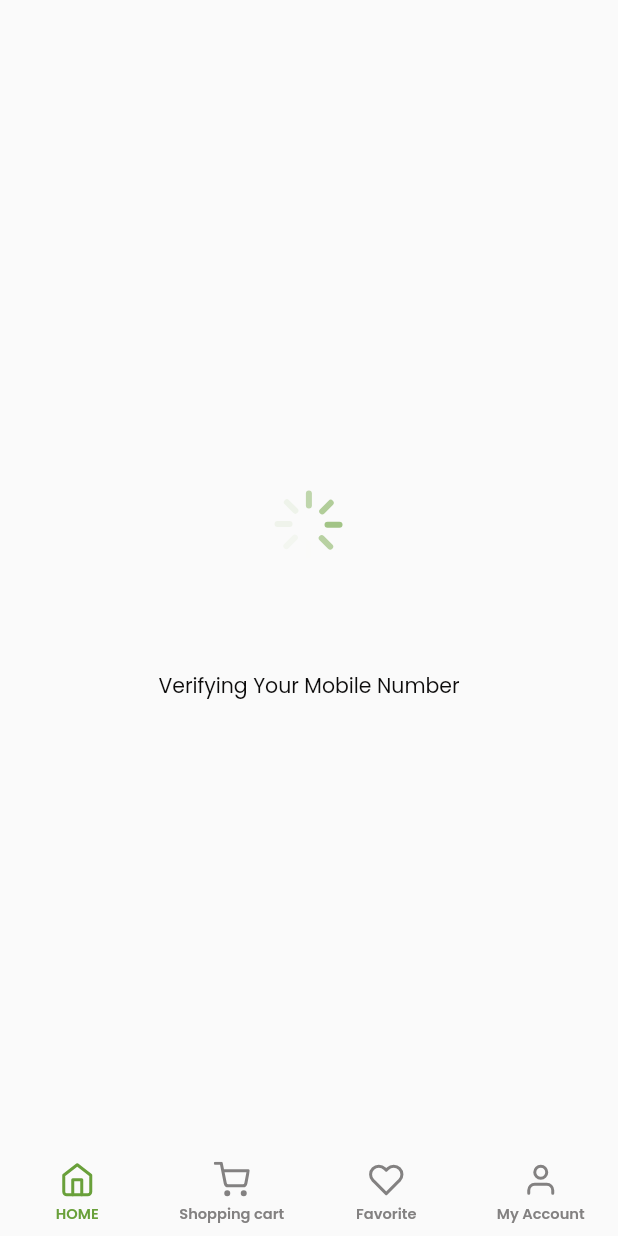
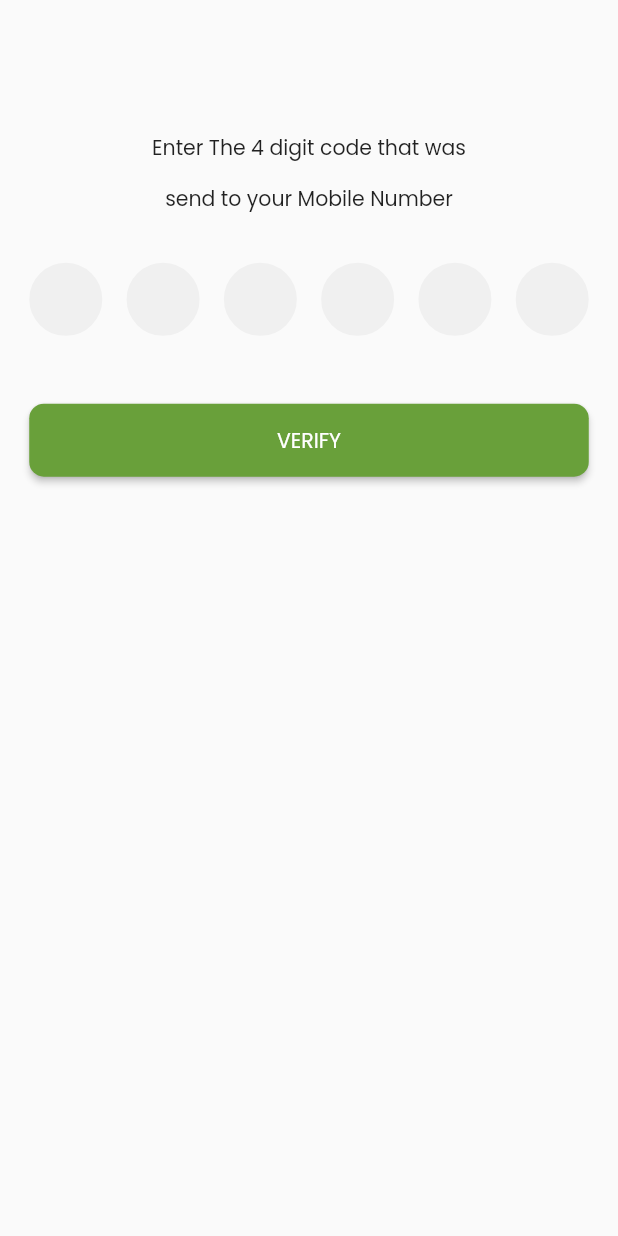
Before and after one commit to snyamson/smart-farming, a Flutter app: the screen it shows after launch, on a phone screen of 412 x 824 dp. Run offline on Flutter 3.47's test engine with Material 2 defaults, Android fonts, the phone set to English and light mode, and no system bars; drawn by our look-alikes of pin_code_fields; our stand-ins replace dots_indicator, flutter_feather_icons, flutter_svg, get, google_fonts, lottie.

Commit message:
feat: Implement auth pages

```diff
--- a/lib/main.dart
+++ b/lib/main.dart
@@ -14,7 +14,7 @@ class MyApp extends StatelessWidget {
     return GetMaterialApp(
       debugShowCheckedModeBanner: false,
       title: 'Smart Farming',
-      initialRoute: AppRouter.main,
+      initialRoute: AppRouter.enterOtp,
       getPages: AppRouter.routes,
     );
   }
--- a/lib/routes/app_router.dart
+++ b/lib/routes/app_router.dart
@@ -2,6 +2,9 @@ import 'package:get/get.dart';
 import 'package:smart_farming/core/bindings/main_binding.dart';
 import 'package:smart_farming/core/bindings/onboarding_binding.dart';
 import 'package:smart_farming/core/bindings/splash_binding.dart';
+import 'package:smart_farming/ui/pages/auth/enter_otp_page.dart';
+import 'package:smart_farming/ui/pages/auth/enter_phone_number_page.dart';
+import 'package:smart_farming/ui/pages/auth/register_page.dart';
 import 'package:smart_farming/ui/pages/home/home_page.dart';
 import 'package:smart_farming/ui/pages/main/main_page.dart';
 import 'package:smart_farming/ui/pages/onboarding/onboarding_page.dart';
@@ -10,30 +13,42 @@ import 'package:smart_farming/ui/pages/splash/splash_page.dart';
 class AppRouter {
   static String splash = '/';
   static String onboarding = '/onboarding';
+  static String register = '/register';
+  static String phone = '/phone';
+  static String enterOtp = '/enterOtp';
   static String main = '/main';
   static String home = '/home';
 
+  static String get getSplashRoute => splash;
   static String get getOnboardingRoute => onboarding;
-  static String get getSplashRoute => splash;
+  static String get getRegisterRoute => register;
+  static String get getEnterPhoneRoute => phone;
+  static String get getEnterOtpRoute => enterOtp;
   static String get getMainRoute => main;
   static String get getHomeRoute => home;
 
   static List<GetPage> routes = [
-    GetPage(name: home, page: () => const HomePage()),
-    GetPage(
-      name: onboarding,
-      page: () => const OnboardingPage(),
-      binding: OnboardingBinding(),
-    ),
     GetPage(
       name: splash,
       page: () => const SplashPage(),
       binding: SplashBinding(),
     ),
     GetPage(
+      name: onboarding,
+      page: () => const OnboardingPage(),
+      binding: OnboardingBinding(),
+    ),
+    GetPage(name: register, page: () => const RegisterPage()),
+    GetPage(
+        name: phone,
+        page: () => const EnterPhoneNumberPage(),
+        transition: Transition.cupertino),
+    GetPage(name: enterOtp, page: () => const EnterOtpPage()),
+    GetPage(
       name: main,
       page: () => const MainPage(),
       binding: MainBinding(),
     ),
+    GetPage(name: home, page: () => const HomePage()),
   ];
 }
--- a/lib/theme/app_colors.dart
+++ b/lib/theme/app_colors.dart
@@ -7,6 +7,7 @@ class AppColors {
   static Color redColor = const Color(0xFFF03A16);
   static Color orangeColor = const Color(0xFFCC7D00);
   static Color greyColor = const Color(0xFFA6A1AA);
+  static Color lightGreyColor = const Color(0xFFF0F0F0);
   static Color iconBorderColor = const Color(0xFFEDCB15);
   static Color onboardingTitleTextColor = const Color(0xFF2F2E41);
   static Color onboardingDescTextColor = const Color(0xFF78787C);
--- a/lib/theme/typography.dart
+++ b/lib/theme/typography.dart
@@ -8,6 +8,12 @@ class AppTypography {
     fontSize: Dimensions.font51,
     fontWeight: FontWeight.bold,
     color: Colors.white,
+  );
+
+  static TextStyle registerText = GoogleFonts.poppins(
+    fontSize: Dimensions.font40,
+    fontWeight: FontWeight.bold,
+    color: AppColors.primaryColor,
   );
 
   static TextStyle textBold26 = GoogleFonts.poppins(
--- /dev/null
+++ b/lib/ui/pages/auth/enter_otp_page.dart
@@ -0,0 +1,71 @@
+import 'package:flutter/material.dart';
+import 'package:pin_code_fields/pin_code_fields.dart';
+import 'package:smart_farming/theme/app_colors.dart';
+import 'package:smart_farming/theme/typography.dart';
+import 'package:smart_farming/ui/shared/widgets/button/full_width_button.dart';
+import 'package:smart_farming/utils/constants/dimensions.dart';
+
+class EnterOtpPage extends StatelessWidget {
+  const EnterOtpPage({Key? key}) : super(key: key);
+
+  @override
+  Widget build(BuildContext context) {
+    return Scaffold(
+      body: Padding(
+        padding: EdgeInsets.only(
+          left: Dimensions.width20,
+          right: Dimensions.width20,
+        ),
+        child: SingleChildScrollView(
+          child: Column(
+            children: [
+              Container(
+                margin: EdgeInsets.only(
+                  top: Dimensions.height100 - Dimensions.height20,
+                ),
+                child: Text(
+                  'Enter The 4 digit code that was\nsend to your Mobile Number',
+                  style: AppTypography.textRegular14.copyWith(height: 2.5),
+                  textAlign: TextAlign.center,
+                ),
+              ),
+              SizedBox(height: Dimensions.height20 + Dimensions.height10),
+              PinCodeTextField(
+                appContext: context,
+                length: 6,
+                animationType: AnimationType.fade,
+                keyboardType: const TextInputType.numberWithOptions(
+                  signed: true,
+                  decimal: false,
+                ),
+                enableActiveFill: true,
+                cursorColor: AppColors.greyColor,
+                pinTheme: PinTheme(
+                  fieldHeight: Dimensions.height50,
+                  fieldWidth: Dimensions.width100 / 2,
+                  shape: PinCodeFieldShape.circle,
+                  activeColor: AppColors.lightGreyColor,
+                  selectedColor: AppColors.primaryColor,
+                  inactiveColor: AppColors.lightGreyColor,
+                  disabledColor: AppColors.greyColor,
+                  activeFillColor: AppColors.lightGreyColor,
+                  selectedFillColor: Colors.white,
+                  inactiveFillColor: AppColors.lightGreyColor,
+                ),
+                textStyle: AppTypography.textSemiBold20,
+                onChanged: (value) {
+                  print(value);
+                },
+                onCompleted: (value) {
+                  print(value);
+                },
+              ),
+              SizedBox(height: Dimensions.height20 + Dimensions.height10),
+              FullWidthButton(label: 'VERIFY', onPressed: () {})
+            ],
+          ),
+        ),
+      ),
+    );
+  }
+}
--- a/lib/ui/pages/main/main_page.dart
+++ b/lib/ui/pages/main/main_page.dart
@@ -6,9 +6,9 @@ import 'package:smart_farming/core/controllers/main_controller.dart';
 import 'package:smart_farming/theme/app_colors.dart';
 import 'package:smart_farming/theme/typography.dart';
 import 'package:smart_farming/ui/pages/account/account_page.dart';
+import 'package:smart_farming/ui/pages/auth/register_page.dart';
 import 'package:smart_farming/ui/pages/home/home_page.dart';
 import 'package:smart_farming/ui/shared/pages/loading/done_loading_page.dart';
-import 'package:smart_farming/ui/shared/pages/loading/loading_page.dart';
 
 class MainPage extends GetView<MainController> {
   const MainPage({Key? key}) : super(key: key);
@@ -26,7 +26,7 @@ class MainPage extends GetView<MainController> {
             child: IndexedStack(
               index: controller.currentIndex.value,
               children: const [
-                LoadingPage(),
+                RegisterPage(),
                 DoneLoadingPage(),
                 HomePage(),
                 AccountPage()
--- a/lib/utils/constants/dimensions.dart
+++ b/lib/utils/constants/dimensions.dart
@@ -22,6 +22,7 @@ class Dimensions {
   static double height6 = screenHeight / 140.951;
   static double height10 = screenHeight / 84.571;
   static double height15 = screenHeight / 56.380;
+  static double height20 = screenHeight / 42.285;
   static double height40 = screenHeight / 21.143;
   static double height50 = screenHeight / 16.941;
   static double height95 = screenHeight / 8.902;
@@ -31,6 +32,7 @@ class Dimensions {
   static double width10 = screenHeight / 84.571;
   static double width12 = screenHeight / 70.476;
   static double width15 = screenHeight / 56.380;
+  static double width20 = screenHeight / 42.285;
   static double width95 = screenHeight / 8.902;
   static double width100 = screenHeight / 8.451;
 
@@ -43,6 +45,7 @@ class Dimensions {
   static double font20 = screenHeight / 42.286;
   static double font24 = screenHeight / 35.238;
   static double font26 = screenHeight / 32.527;
+  static double font40 = screenHeight / 21.142;
   static double font51 = screenHeight / 16.583;
 
   // Dynamic Sizes for BorderRadius
--- a/pubspec.yaml
+++ b/pubspec.yaml
@@ -41,6 +41,7 @@ dependencies:
   animations: ^2.0.7
   dots_indicator: ^2.1.0
   flutter_svg: ^1.1.6
+  pin_code_fields: ^7.4.0
 
 dev_dependencies:
   flutter_test:
```
Also changed, not shown: lib/ui/pages/auth/enter_phone_number_page.dart (added, +47 -0 lines), lib/ui/pages/auth/register_page.dart (added, +81 -0 lines), lib/ui/shared/widgets/button/social_button.dart (added, +50 -0 lines), lib/ui/shared/widgets/textinput_field.dart (added, +60 -0 lines), assets/icons/facebook.svg (added), assets/icons/google.svg (added), assets/icons/logo.png (added), pubspec.lock.
